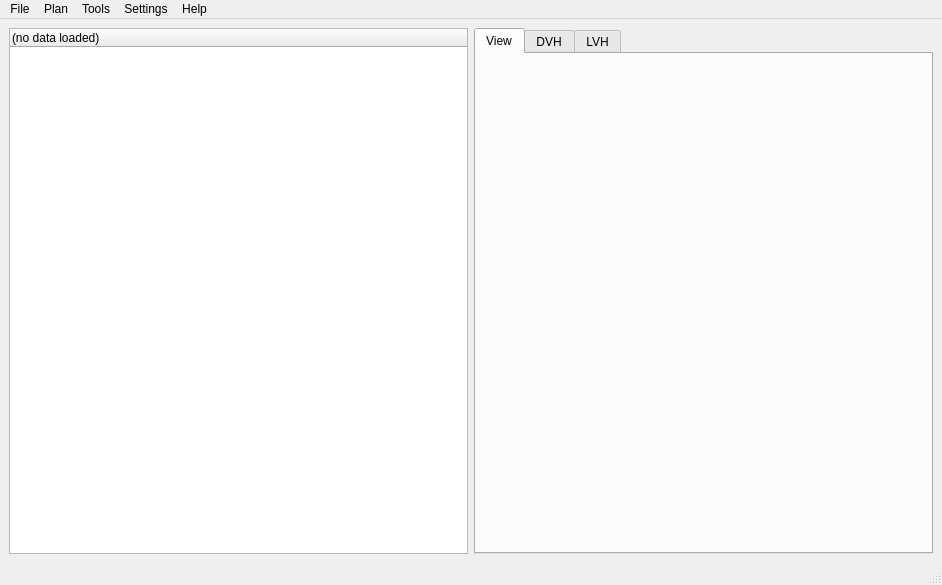
This is pytripgui/view/main_window.ui in pytrip/pytripgui as Qt 5 draws it before an edit. The edited form follows.
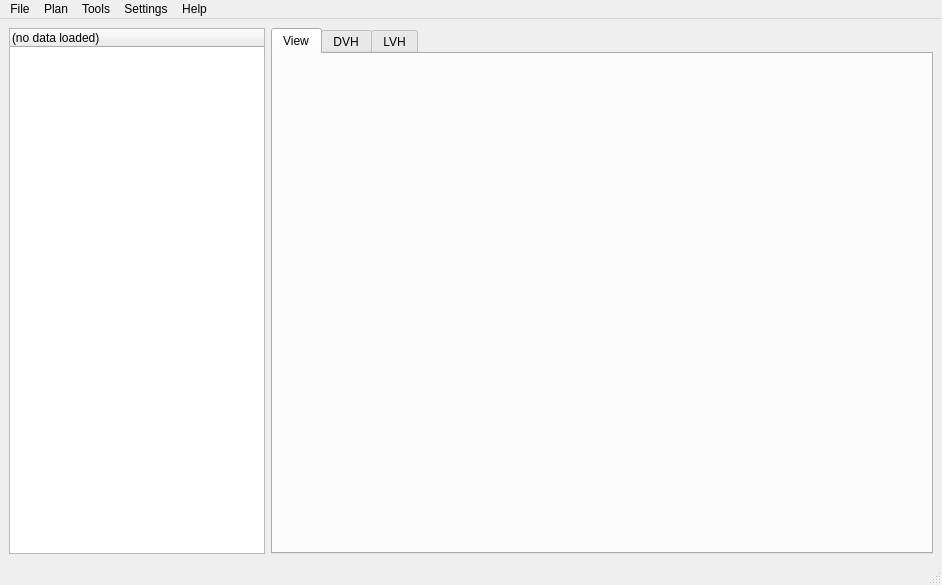
This is the edited form.

Commit message: make treewidget narrower

What changed in the file:
```diff
--- a/pytripgui/view/main_window.ui
+++ b/pytripgui/view/main_window.ui
@@ -17,6 +17,12 @@
    <layout class="QHBoxLayout" name="horizontalLayout_2">
     <item>
      <widget class="QTreeWidget" name="patient_treeWidget">
+      <property name="sizePolicy">
+       <sizepolicy hsizetype="Maximum" vsizetype="Expanding">
+        <horstretch>0</horstretch>
+        <verstretch>0</verstretch>
+       </sizepolicy>
+      </property>
       <column>
        <property name="text">
         <string>(no data loaded)</string>
```
